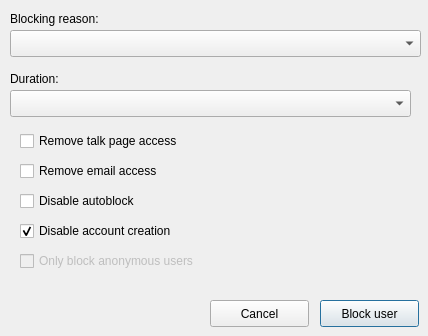
First picture: the form in huggle/blockuser.ui, repository huggle/huggle3-qt-lx, before the edit.
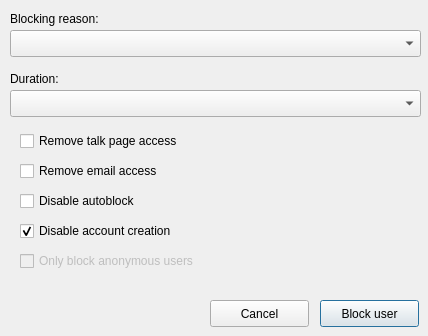
Second picture: the form after the edit.

```diff
--- a/huggle/blockuser.ui
+++ b/huggle/blockuser.ui
@@ -157,7 +157,7 @@
     <rect>
      <x>10</x>
      <y>90</y>
-     <width>401</width>
+     <width>411</width>
      <height>27</height>
     </rect>
    </property>
```
